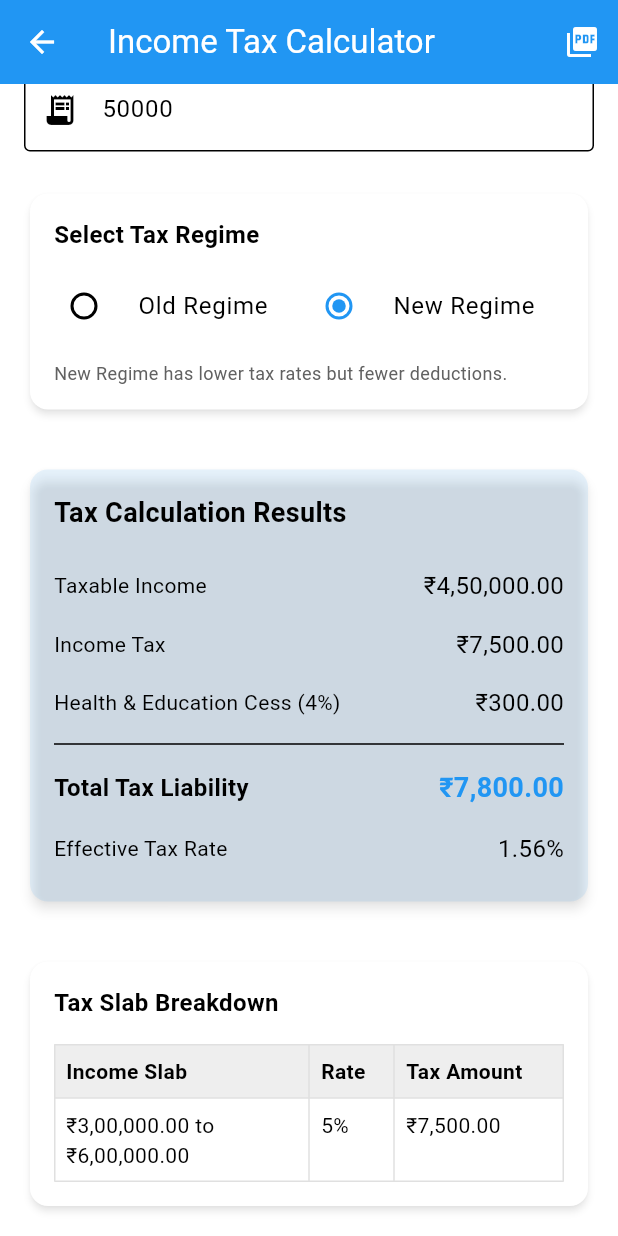
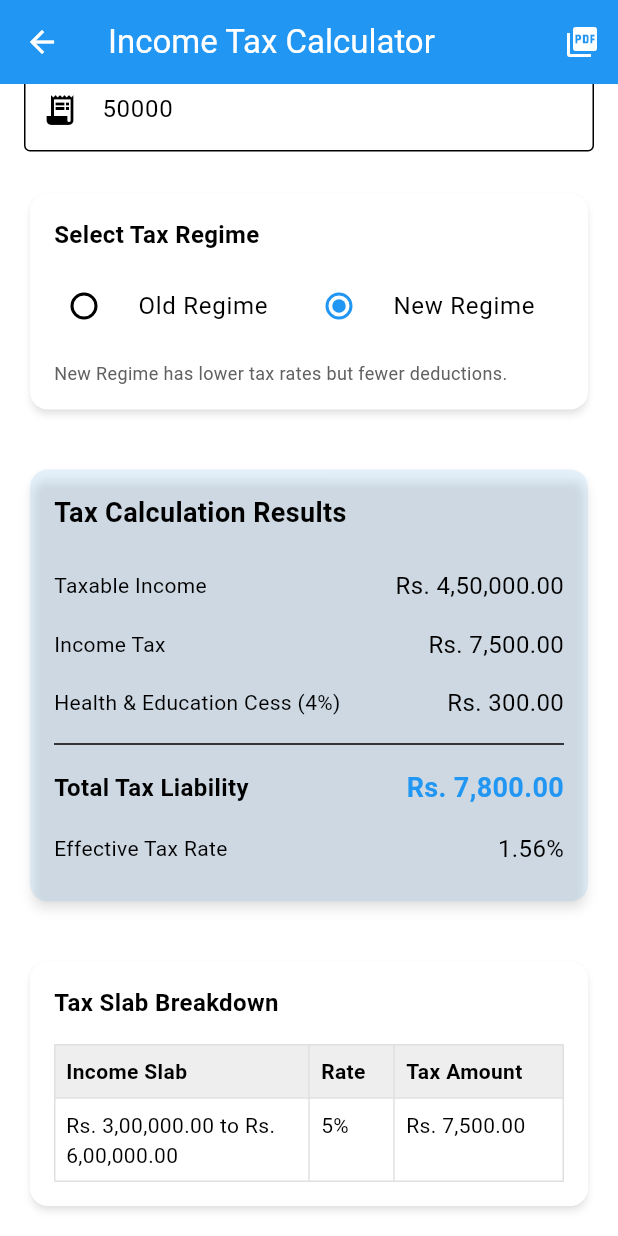
Before and after one commit to DarkNod3/my_byaj_book, a Flutter app: the TaxCalculatorScreen screen opened directly, scrolled down 171 dp, after a tap on "New Regime", on a phone screen of 412 x 824 dp. Run offline on Flutter 3.47's test engine with Material 3 defaults, Android fonts, the phone set to English and light mode, and no system bars; our stand-ins replace firebase_auth, firebase_core, firebase_crashlytics, firebase_messaging, flutter_contacts, flutter_local_notifications and 10 more; missing offline and left inert: firebase_app_check; accounts and stored records are empty.

Commit message:
5..0.3 12 saari pdf me uppe ki jyag rs kar dia h

```diff
--- a/lib/screens/tax_calculator_screen.dart
+++ b/lib/screens/tax_calculator_screen.dart
@@ -117,7 +117,7 @@ class _TaxCalculatorScreenState extends State<TaxCalculatorScreen> {
           taxAmount += slabTax;
 
           breakdown.add({
-            'slab': '₹${PdfTemplateService.formatCurrency(start)} to ₹${end < double.infinity ? PdfTemplateService.formatCurrency(end) : "∞"}',
+            'slab': 'Rs. ${PdfTemplateService.formatCurrency(start)} to Rs. ${end < double.infinity ? PdfTemplateService.formatCurrency(end) : "∞"}',
             'rate': '$rate%',
             'tax': slabTax,
           });
@@ -550,13 +550,13 @@ class _TaxCalculatorScreenState extends State<TaxCalculatorScreen> {
               ),
             ),
             const SizedBox(height: 16),
-            _buildResultRow('Taxable Income', '₹${PdfTemplateService.formatCurrency(_taxableIncome)}'),
-            _buildResultRow('Income Tax', '₹${PdfTemplateService.formatCurrency(_taxAmount)}'),
-            _buildResultRow('Health & Education Cess (4%)', '₹${PdfTemplateService.formatCurrency(_cessAmount)}'),
+            _buildResultRow('Taxable Income', 'Rs. ${PdfTemplateService.formatCurrency(_taxableIncome)}'),
+            _buildResultRow('Income Tax', 'Rs. ${PdfTemplateService.formatCurrency(_taxAmount)}'),
+            _buildResultRow('Health & Education Cess (4%)', 'Rs. ${PdfTemplateService.formatCurrency(_cessAmount)}'),
             const Divider(thickness: 1),
             _buildResultRow(
               'Total Tax Liability',
-              '₹${PdfTemplateService.formatCurrency(_totalTaxLiability)}',
+              'Rs. ${PdfTemplateService.formatCurrency(_totalTaxLiability)}',
               isTotal: true,
             ),
             _buildResultRow(
@@ -678,7 +678,7 @@ class _TaxCalculatorScreenState extends State<TaxCalculatorScreen> {
                       ),
                       Padding(
                         padding: const EdgeInsets.all(8),
-                        child: Text('₹${PdfTemplateService.formatCurrency(taxAmount)}'),
+                        child: Text('Rs. ${PdfTemplateService.formatCurrency(taxAmount)}'),
                       ),
                     ],
                   );
--- a/lib/screens/work_diary/client_detail_screen.dart
+++ b/lib/screens/work_diary/client_detail_screen.dart
@@ -653,7 +653,7 @@ class _ClientDetailScreenState extends State<ClientDetailScreen> {
 
       // Format currency without rupee symbol for PDF
       String formatCurrencyForPdf(double amount) {
-        return NumberFormat.currency(locale: 'en_IN', symbol: '', decimalDigits: 0).format(amount);
+        return NumberFormat.currency(locale: 'en_IN', symbol: 'Rs. ', decimalDigits: 0).format(amount);
       }
 
       // Generate PDF
--- a/lib/services/pdf_template_service.dart
+++ b/lib/services/pdf_template_service.dart
@@ -427,11 +427,12 @@ class PdfTemplateService {
 
   /// Formats currency for PDF display (without the rupee symbol)
   static String formatCurrency(double amount) {
-    // Format without currency symbol
-    return amount.toStringAsFixed(2).replaceAllMapped(
+    // Format with Rs. prefix
+    final formatted = amount.toStringAsFixed(2).replaceAllMapped(
       RegExp(r'(\d{1,3})(?=(\d{3})+(?!\d))'),
       (Match match) => '${match[1]},'
     );
+    return formatted;
   }
 
   // Helper function to create PDF document in isolate
```
